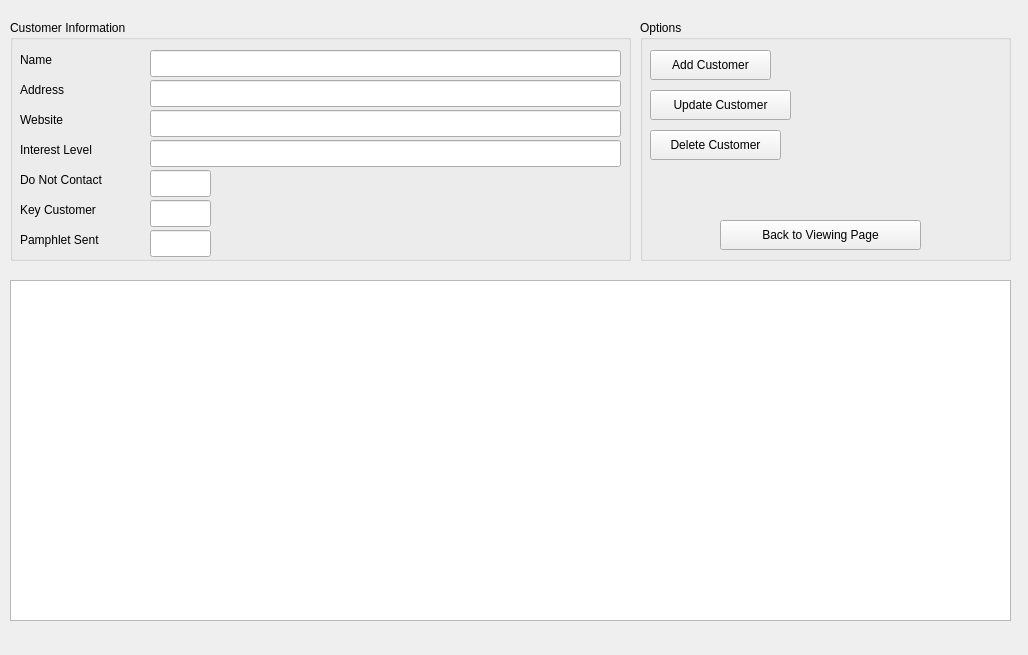
Qt form admin.ui (CS1C-MEGA-QTs/CS1C-Project-1) before a commit.
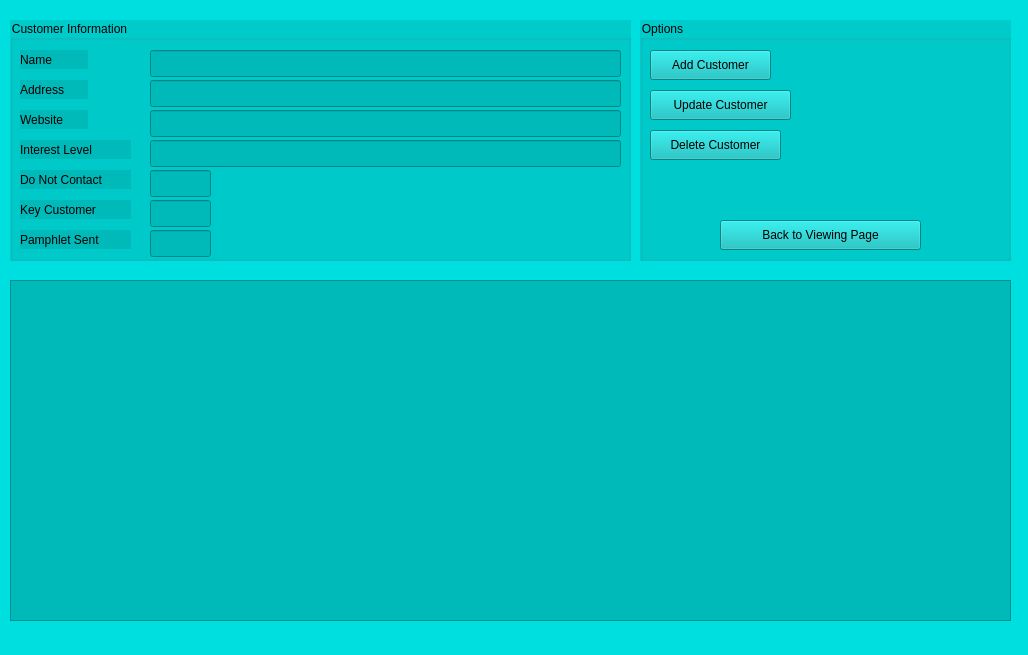
The same form after that commit. The open tabs and pages were chosen to show the change.

```diff
--- a/admin.ui
+++ b/admin.ui
@@ -13,6 +13,9 @@
   <property name="windowTitle">
    <string>Dialog</string>
   </property>
+  <property name="styleSheet">
+   <string notr="true">background-color: rgb(0, 223, 223);</string>
+  </property>
   <widget class="QStackedWidget" name="stackedWidget_admin">
    <property name="geometry">
     <rect>
@@ -210,6 +213,9 @@
        <height>241</height>
       </rect>
      </property>
+     <property name="styleSheet">
+      <string notr="true">background-color: rgb(0, 203, 203);</string>
+     </property>
      <property name="title">
       <string>Customer Information</string>
      </property>
@@ -222,6 +228,9 @@
         <height>19</height>
        </rect>
       </property>
+      <property name="styleSheet">
+       <string notr="true">background-color: rgb(0, 185, 185);</string>
+      </property>
       <property name="text">
        <string>Address</string>
       </property>
@@ -235,6 +244,9 @@
         <height>19</height>
        </rect>
       </property>
+      <property name="styleSheet">
+       <string notr="true">background-color: rgb(0, 185, 185);</string>
+      </property>
       <property name="text">
        <string>Website</string>
       </property>
@@ -248,6 +260,9 @@
         <height>19</height>
        </rect>
       </property>
+      <property name="styleSheet">
+       <string notr="true">background-color: rgb(0, 185, 185);</string>
+      </property>
       <property name="text">
        <string>Interest Level</string>
       </property>
@@ -261,6 +276,9 @@
         <height>19</height>
        </rect>
       </property>
+      <property name="styleSheet">
+       <string notr="true">background-color: rgb(0, 185, 185);</string>
+      </property>
       <property name="text">
        <string>Do Not Contact</string>
       </property>
@@ -274,6 +292,9 @@
         <height>19</height>
        </rect>
       </property>
+      <property name="styleSheet">
+       <string notr="true">background-color: rgb(0, 185, 185);</string>
+      </property>
       <property name="text">
        <string>Key Customer</string>
       </property>
@@ -287,6 +308,9 @@
         <height>19</height>
        </rect>
       </property>
+      <property name="styleSheet">
+       <string notr="true">background-color: rgb(0, 185, 185);</string>
+      </property>
       <property name="text">
        <string>Pamphlet Sent</string>
       </property>
@@ -300,6 +324,9 @@
         <height>19</height>
        </rect>
       </property>
+      <property name="styleSheet">
+       <string notr="true">background-color: rgb(0, 185, 185);</string>
+      </property>
       <property name="text">
        <string>Name</string>
       </property>
@@ -313,6 +340,9 @@
         <height>27</height>
        </rect>
       </property>
+      <property name="styleSheet">
+       <string notr="true">background-color: rgb(0, 185, 185);</string>
+      </property>
      </widget>
      <widget class="QLineEdit" name="inputField_address">
       <property name="geometry">
@@ -323,6 +353,9 @@
         <height>27</height>
        </rect>
       </property>
+      <property name="styleSheet">
+       <string notr="true">background-color: rgb(0, 185, 185);</string>
+      </property>
      </widget>
      <widget class="QLineEdit" name="inputField_website">
       <property name="geometry">
@@ -333,6 +366,9 @@
         <height>27</height>
        </rect>
       </property>
+      <property name="styleSheet">
+       <string notr="true">background-color: rgb(0, 185, 185);</string>
+      </property>
      </widget>
      <widget class="QLineEdit" name="inputField_interest_level">
       <property name="geometry">
@@ -343,6 +379,9 @@
         <height>27</height>
        </rect>
       </property>
+      <property name="styleSheet">
+       <string notr="true">background-color: rgb(0, 185, 185);</string>
+      </property>
      </widget>
      <widget class="QLineEdit" name="inputField_do_not_contact">
       <property name="geometry">
@@ -353,6 +392,9 @@
         <height>27</height>
        </rect>
       </property>
+      <property name="styleSheet">
+       <string notr="true">background-color: rgb(0, 185, 185);</string>
+      </property>
      </widget>
      <widget class="QLineEdit" name="inputField_pamphlet_sent">
       <property name="geometry">
@@ -363,6 +405,9 @@
         <height>27</height>
        </rect>
       </property>
+      <property name="styleSheet">
+       <string notr="true">background-color: rgb(0, 185, 185);</string>
+      </property>
      </widget>
      <widget class="QLineEdit" name="inputField_key_customer">
       <property name="geometry">
@@ -373,6 +418,9 @@
         <height>27</height>
        </rect>
       </property>
+      <property name="styleSheet">
+       <string notr="true">background-color: rgb(0, 185, 185);</string>
+      </property>
      </widget>
     </widget>
     <widget class="QGroupBox" name="groupBox_options">
@@ -384,6 +432,9 @@
        <height>241</height>
       </rect>
      </property>
+     <property name="styleSheet">
+      <string notr="true">background-color: rgb(0, 203, 203);</string>
+     </property>
      <property name="title">
       <string>Options</string>
      </property>
@@ -396,6 +447,9 @@
         <height>30</height>
        </rect>
       </property>
+      <property name="styleSheet">
+       <string notr="true">background-color: rgb(0, 185, 185);</string>
+      </property>
       <property name="text">
        <string>Add Customer</string>
       </property>
@@ -409,6 +463,9 @@
         <height>30</height>
        </rect>
       </property>
+      <property name="styleSheet">
+       <string notr="true">background-color: rgb(0, 185, 185);</string>
+      </property>
       <property name="text">
        <string>Update Customer</string>
       </property>
@@ -422,6 +479,9 @@
         <height>30</height>
        </rect>
       </property>
+      <property name="styleSheet">
+       <string notr="true">background-color: rgb(0, 185, 185);</string>
+      </property>
       <property name="text">
        <string>Delete Customer</string>
       </property>
@@ -435,6 +495,9 @@
         <height>30</height>
        </rect>
       </property>
+      <property name="styleSheet">
+       <string notr="true">background-color: rgb(0, 185, 185);</string>
+      </property>
       <property name="text">
        <string>Back to Viewing Page</string>
       </property>
@@ -449,6 +512,18 @@
        <height>341</height>
       </rect>
      </property>
+     <property name="styleSheet">
+      <string notr="true">QHeaderView::section {
+    background-color:rgb(0, 145, 145);
+}
+QHeaderView::section:checked
+{
+    background-color: rgb(0, 203, 203);
+}
+QTableView {
+   background-color:rgb(0, 185, 185);
+}</string>
+     </property>
      <property name="sortingEnabled">
       <bool>true</bool>
      </property>
```
Left out of the diff: 45 changed lines with no effect on the pictures.
